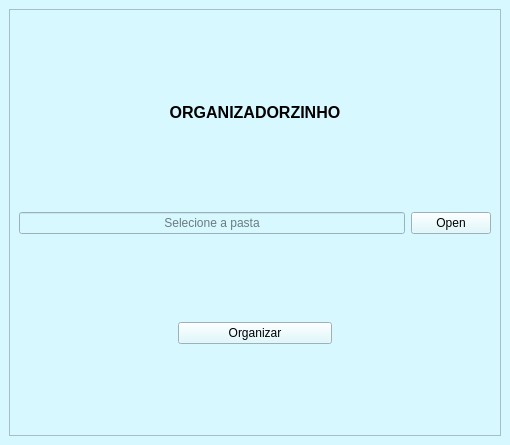
Above: ui_organizer.ui from lemostrash/Organizadorzinho before the change. Below: the same form after it.
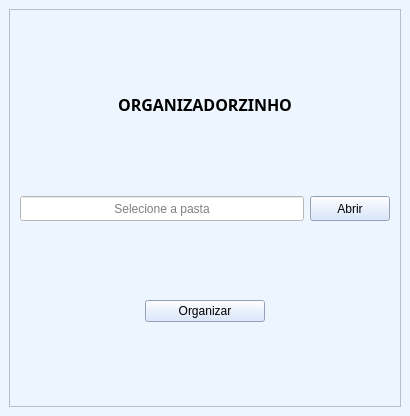
That is the form after the change. Icons and pictures are not drawn.

Patch:
```diff
--- a/ui_organizer.ui
+++ b/ui_organizer.ui
@@ -6,20 +6,29 @@
    <rect>
     <x>0</x>
     <y>0</y>
-    <width>510</width>
-    <height>445</height>
+    <width>410</width>
+    <height>416</height>
    </rect>
   </property>
   <property name="windowTitle">
    <string>MainWindow</string>
   </property>
   <property name="styleSheet">
-   <string notr="true">background-color: rgb(215, 248, 255);</string>
+   <string notr="true">background-color: rgb(237, 246, 255);</string>
   </property>
   <widget class="QWidget" name="centralwidget">
    <layout class="QVBoxLayout" name="verticalLayout_2">
     <item>
      <widget class="QFrame" name="frame">
+      <property name="maximumSize">
+       <size>
+        <width>16777215</width>
+        <height>16777215</height>
+       </size>
+      </property>
+      <property name="styleSheet">
+       <string notr="true"/>
+      </property>
       <property name="frameShape">
        <enum>QFrame::StyledPanel</enum>
       </property>
@@ -27,10 +36,30 @@
        <enum>QFrame::Raised</enum>
       </property>
       <layout class="QVBoxLayout" name="verticalLayout">
+       <property name="leftMargin">
+        <number>10</number>
+       </property>
+       <property name="topMargin">
+        <number>10</number>
+       </property>
+       <property name="rightMargin">
+        <number>10</number>
+       </property>
+       <property name="bottomMargin">
+        <number>10</number>
+       </property>
        <item>
         <widget class="QLabel" name="label">
+         <property name="font">
+          <font>
+           <family>Franklin Gothic Book</family>
+          </font>
+         </property>
+         <property name="styleSheet">
+          <string notr="true">background-color: rgb(237, 246, 255);</string>
+         </property>
          <property name="text">
-          <string>&lt;html&gt;&lt;head/&gt;&lt;body&gt;&lt;p align=&quot;center&quot;&gt;&lt;img src=&quot;_imgs/icone2.png&quot;/&gt;&lt;/p&gt;&lt;p align=&quot;center&quot;&gt;&lt;span style=&quot; font-size:12pt; font-weight:600; color:#000000;&quot;&gt;ORGANIZADORZINHO&lt;/span&gt;&lt;/p&gt;&lt;/body&gt;&lt;/html&gt;</string>
+          <string>&lt;html&gt;&lt;head/&gt;&lt;body&gt;&lt;p align=&quot;center&quot;&gt;&lt;img src=&quot;_imgs/icone2.png&quot;/&gt;&lt;/p&gt;&lt;p align=&quot;center&quot;&gt;&lt;span style=&quot; font-size:12pt; font-weight:600;&quot;&gt;ORGANIZADORZINHO&lt;/span&gt;&lt;/p&gt;&lt;/body&gt;&lt;/html&gt;</string>
          </property>
         </widget>
        </item>
@@ -38,6 +67,15 @@
         <layout class="QHBoxLayout" name="horizontalLayout_2">
          <item>
           <widget class="QLineEdit" name="txt_path">
+           <property name="maximumSize">
+            <size>
+             <width>16777215</width>
+             <height>25</height>
+            </size>
+           </property>
+           <property name="styleSheet">
+            <string notr="true">background-color: rgb(255, 255, 255);</string>
+           </property>
            <property name="alignment">
             <set>Qt::AlignCenter</set>
            </property>
@@ -48,8 +86,20 @@
          </item>
          <item>
           <widget class="QPushButton" name="btn_open">
+           <property name="maximumSize">
+            <size>
+             <width>16777215</width>
+             <height>25</height>
+            </size>
+           </property>
+           <property name="cursor">
+            <cursorShape>PointingHandCursor</cursorShape>
+           </property>
+           <property name="styleSheet">
+            <string notr="true">background-color: rgb(207, 224, 255);</string>
+           </property>
            <property name="text">
-            <string>Open</string>
+            <string>Abrir</string>
            </property>
           </widget>
          </item>
@@ -66,6 +116,12 @@
          </item>
          <item>
           <widget class="QPushButton" name="btn_organize">
+           <property name="cursor">
+            <cursorShape>PointingHandCursor</cursorShape>
+           </property>
+           <property name="styleSheet">
+            <string notr="true">background-color: rgb(207, 224, 255);</string>
+           </property>
            <property name="text">
             <string>Organizar</string>
            </property>
```
